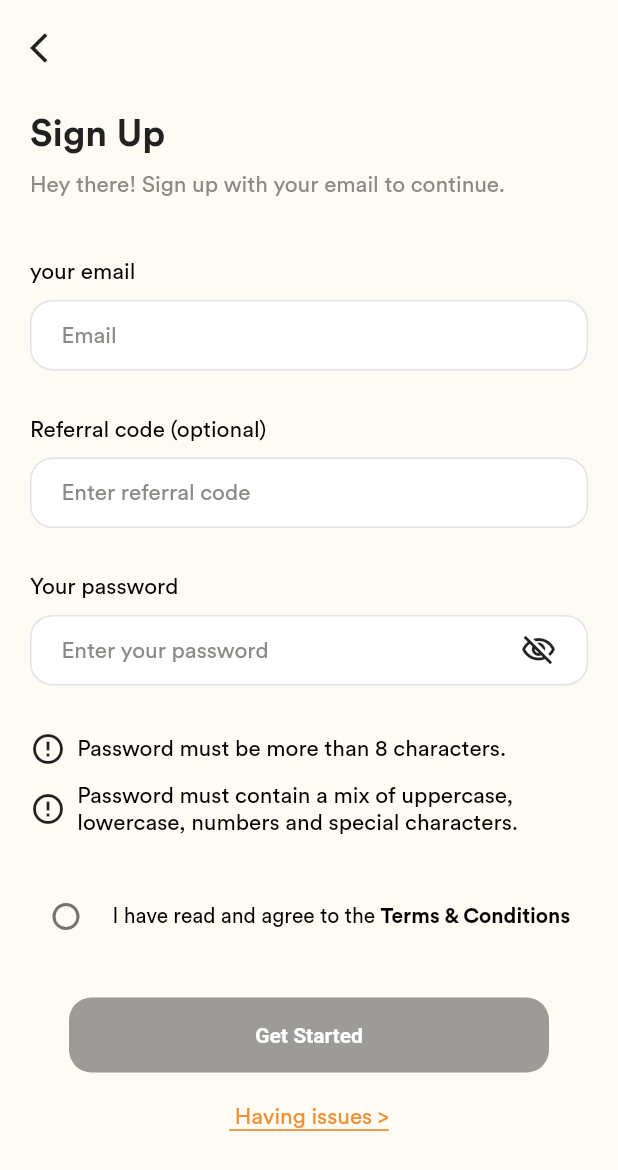
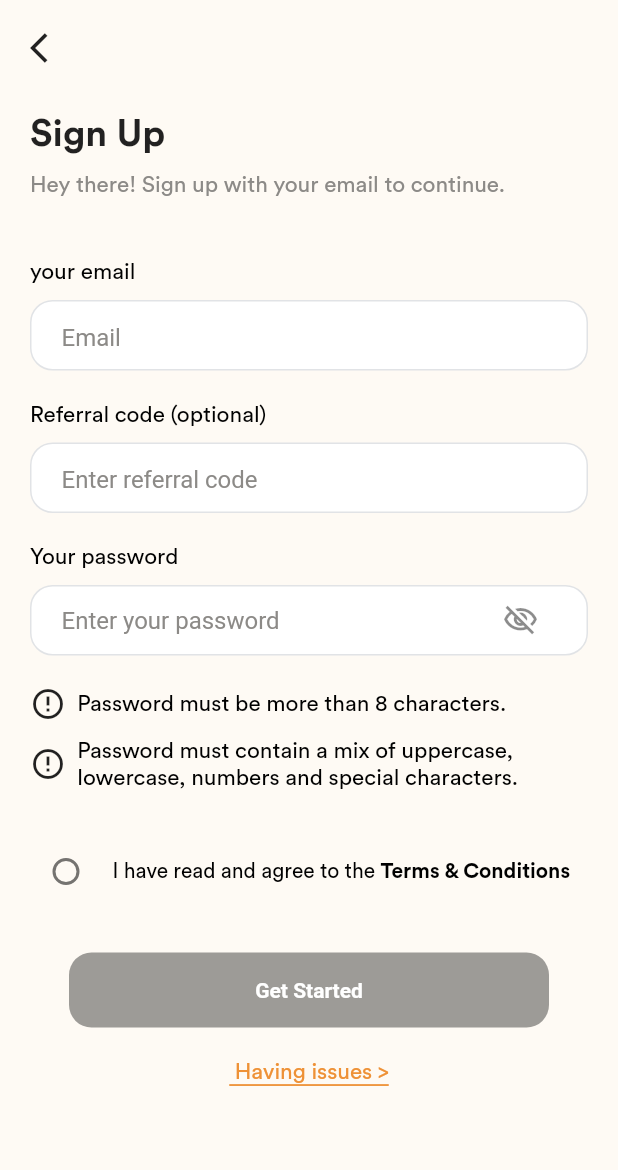
Before and after one commit to Jigarchovatiya/crypto_app, a Flutter app: the SignUpScreen screen opened by its route, on a phone screen of 412 x 824 dp. Shown: the top 1170 px of the screen. Run offline on Flutter 3.47's test engine with Material 2 defaults, Android fonts, the phone set to English and light mode, and no system bars; our stand-ins replace flutter_svg; Roboto replaces fonts that are missing (Poppins-Regular.ttf); project files that could hold a hidden picture were left out.

Commit message:
28-03-2023

```diff
--- a/lib/sign_up_screen.dart
+++ b/lib/sign_up_screen.dart
@@ -28,6 +28,7 @@ class _SignUpScreenState extends State<SignUpScreen> {
       backgroundColor: const Color(0xFFFEFAF4),
       body: Padding(
         padding: const EdgeInsets.all(20),
+        child: SingleChildScrollView(
           child: Center(
             child: Column(
               children: [
@@ -60,22 +61,10 @@ class _SignUpScreenState extends State<SignUpScreen> {
                   ),
                 ),
                 const SizedBox(height: 40),
-              ListView.separated(
-                separatorBuilder: (context, index) => const SizedBox(
-                  height: 30,
-                ),
-                itemCount: 3,
-                scrollDirection: Axis.vertical,
-                physics: const NeverScrollableScrollPhysics(),
-                shrinkWrap: true,
-                itemBuilder: (context, index) => Align(
-                  alignment: Alignment.centerLeft,
-                  child: Column(
-                    children: [
                 Align(
                   alignment: Alignment.centerLeft,
                   child: Text(
-                          textList[index],
+                    "your email",
                     style: const TextStyle(color: Colors.black, fontWeight: FontWeight.w400, fontSize: 15, fontFamily: "CircularStd"),
                   ),
                 ),
@@ -94,28 +83,93 @@ class _SignUpScreenState extends State<SignUpScreen> {
                     alignment: Alignment.centerLeft,
                     child: Padding(
                       padding: const EdgeInsets.symmetric(horizontal: 20),
-                            child: Row(
-                              mainAxisAlignment: MainAxisAlignment.spaceBetween,
-                              children: [
-                                Text(
-                                  textList2[index],
-                                  style: const TextStyle(color: Color(0xFF8C8A87), fontWeight: FontWeight.w400, fontSize: 15, fontFamily: "CircularStd"),
+                      child: TextFormField(
+                        autofocus: false,
+                        decoration: const InputDecoration(
+                          hintText: "Email",
+                          hintStyle: TextStyle(
+                            color: Color(0xFF8C8A87),
                           ),
-                                index == 2
-                                    ? const Icon(
-                                        Icons.visibility_off_outlined,
-                                      )
-                                    : const SizedBox(),
-                              ],
+                          border: InputBorder.none,
                         ),
                       ),
                     ),
                   ),
-                    ],
+                ),
+                const SizedBox(height: 20),
+                Align(
+                  alignment: Alignment.centerLeft,
+                  child: Text(
+                    "Referral code (optional)",
+                    style: const TextStyle(color: Colors.black, fontWeight: FontWeight.w400, fontSize: 15, fontFamily: "CircularStd"),
+                  ),
+                ),
+                const SizedBox(height: 10),
+                Container(
+                  height: 47,
+                  width: 400,
+                  decoration: BoxDecoration(
+                    color: Colors.white,
+                    borderRadius: BorderRadius.circular(15),
+                    border: Border.all(
+                      color: const Color(0xFFE1E3E6),
+                    ),
+                  ),
+                  child: Align(
+                    alignment: Alignment.centerLeft,
+                    child: Padding(
+                      padding: const EdgeInsets.symmetric(horizontal: 20),
+                      child: TextFormField(
+                        autofocus: false,
+                        decoration: const InputDecoration(
+                          hintText: "Enter referral code",
+                          hintStyle: TextStyle(
+                            color: Color(0xFF8C8A87),
+                          ),
+                          border: InputBorder.none,
                         ),
                       ),
                     ),
-              const SizedBox(height: 30),
+                  ),
+                ),
+                const SizedBox(height: 20),
+                Align(
+                  alignment: Alignment.centerLeft,
+                  child: Text(
+                    "Your password",
+                    style: const TextStyle(color: Colors.black, fontWeight: FontWeight.w400, fontSize: 15, fontFamily: "CircularStd"),
+                  ),
+                ),
+                const SizedBox(height: 10),
+                Container(
+                  height: 47,
+                  width: 400,
+                  decoration: BoxDecoration(
+                    color: Colors.white,
+                    borderRadius: BorderRadius.circular(15),
+                    border: Border.all(
+                      color: const Color(0xFFE1E3E6),
+                    ),
+                  ),
+                  child: Align(
+                    alignment: Alignment.centerLeft,
+                    child: Padding(
+                      padding: const EdgeInsets.symmetric(horizontal: 20),
+                      child: TextFormField(
+                        autofocus: false,
+                        decoration: const InputDecoration(
+                          hintText: "Enter your password",
+                          hintStyle: TextStyle(
+                            color: Color(0xFF8C8A87),
+                          ),
+                          border: InputBorder.none,
+                          suffixIcon: Icon(Icons.visibility_off_outlined),
+                        ),
+                      ),
+                    ),
+                  ),
+                ),
+                const SizedBox(height: 20),
                 Row(
                   children: const [
                     Icon(Icons.error_outline, size: 24),
@@ -191,6 +245,7 @@ class _SignUpScreenState extends State<SignUpScreen> {
             ),
           ),
         ),
+      ),
     ));
   }
 }
```
Also changed, not shown: lib/log_in_screen.dart (+47 -37 lines), assets/Icons/Transaction.png (added). Lines whose indentation alone changed are shown as unchanged.
